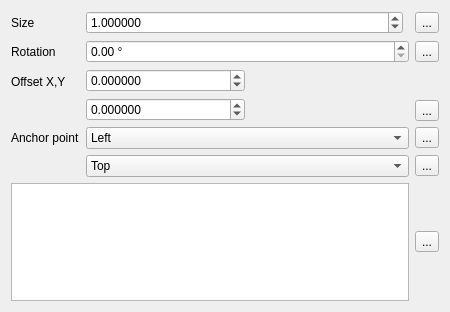
Before: the Qt Designer form src/ui/symbollayer/widget_filledmarker.ui in qgis/QGIS, drawn with Qt 5.
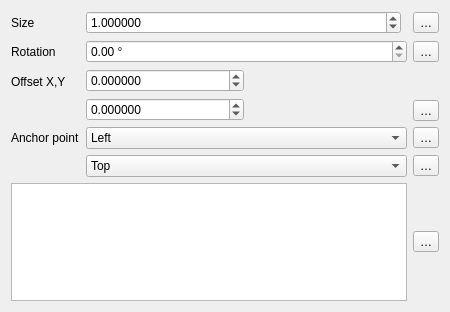
After: the same form once the commit is applied. Custom widgets are drawn as their Qt base class.

The edit to the form file:
```diff
--- a/src/ui/symbollayer/widget_filledmarker.ui
+++ b/src/ui/symbollayer/widget_filledmarker.ui
@@ -66,7 +66,7 @@
    <item row="0" column="2">
     <widget class="QgsDataDefinedButton" name="mSizeDDBtn">
      <property name="text">
-      <string>...</string>
+      <string>…</string>
      </property>
     </widget>
    </item>
@@ -96,7 +96,7 @@
    <item row="1" column="2">
     <widget class="QgsDataDefinedButton" name="mAngleDDBtn">
      <property name="text">
-      <string>...</string>
+      <string>…</string>
      </property>
     </widget>
    </item>
@@ -175,7 +175,7 @@
    <item row="3" column="2">
     <widget class="QgsDataDefinedButton" name="mOffsetDDBtn">
      <property name="text">
-      <string>...</string>
+      <string>…</string>
      </property>
     </widget>
    </item>
@@ -208,7 +208,7 @@
    <item row="4" column="2">
     <widget class="QgsDataDefinedButton" name="mHorizontalAnchorDDBtn">
      <property name="text">
-      <string>...</string>
+      <string>…</string>
      </property>
     </widget>
    </item>
@@ -234,7 +234,7 @@
    <item row="5" column="2">
     <widget class="QgsDataDefinedButton" name="mVerticalAnchorDDBtn">
      <property name="text">
-      <string>...</string>
+      <string>…</string>
      </property>
     </widget>
    </item>
@@ -284,7 +284,7 @@
    <item row="6" column="2">
     <widget class="QgsDataDefinedButton" name="mNameDDBtn">
      <property name="text">
-      <string>...</string>
+      <string>…</string>
      </property>
     </widget>
    </item>
```
